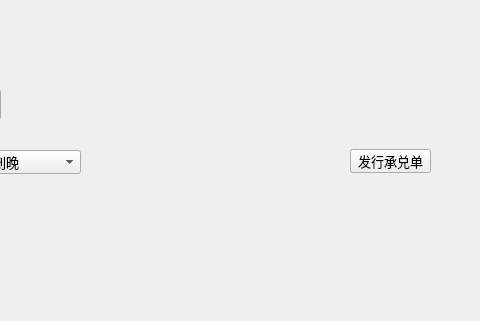
Old version of the form poundage/PoundageWidget.ui in the repository HcashOrg/hx-indicator; both pictures show x 290 to 770 and y 0 to 321 of the 770 by 530 pixel window.
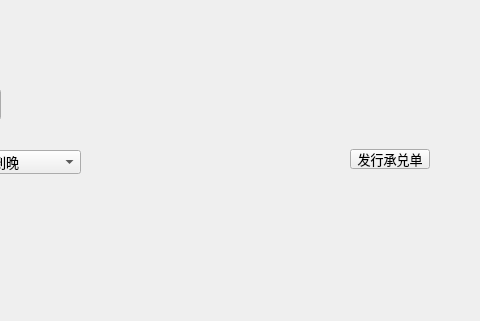
New version of the form.

The edit to the form file:
```diff
--- a/poundage/PoundageWidget.ui
+++ b/poundage/PoundageWidget.ui
@@ -10,6 +10,11 @@
     <height>530</height>
    </rect>
   </property>
+  <property name="font">
+   <font>
+    <family>微软雅黑</family>
+   </font>
+  </property>
   <property name="windowTitle">
    <string>Form</string>
   </property>
@@ -57,13 +62,13 @@
     </font>
    </property>
   </widget>
-  <widget class="QPushButton" name="pushButton_publishPoundage">
+  <widget class="QToolButton" name="toolButton_publishPoundage">
    <property name="geometry">
     <rect>
      <x>640</x>
      <y>149</y>
-     <width>81</width>
-     <height>24</height>
+     <width>80</width>
+     <height>20</height>
     </rect>
    </property>
    <property name="font">
```
